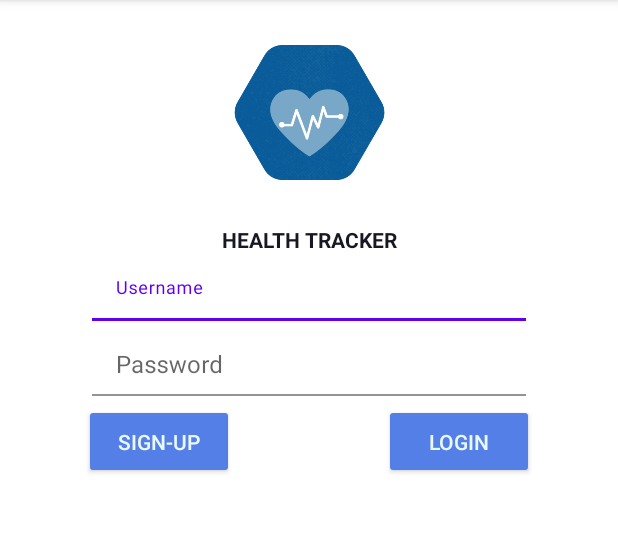
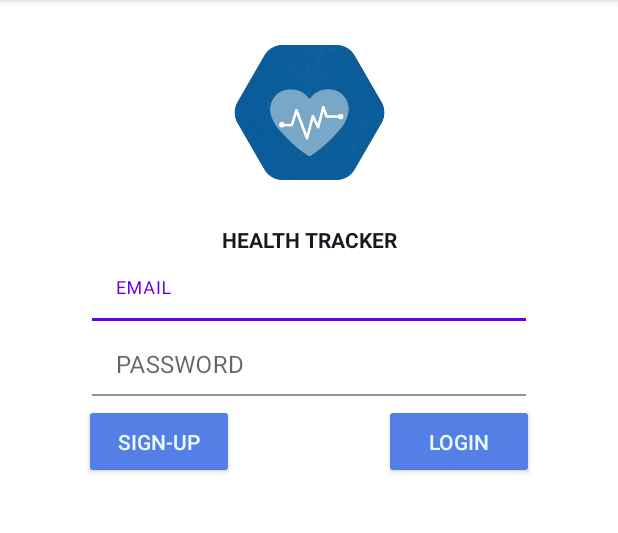
Before and after one commit to zivhd/MacroMonitor, an Android app: the LoginActivity screen opened directly, with no data from a screen before it, on a phone screen of 412 x 824 dp, the part 84-617 px from its top. Run offline under Robolectric (Android 15) with nearby library versions, the phone set to English and light mode, and no system bars.

Commit message:
changed 'username' to 'email'

```diff
--- a/MCO3/app/src/main/res/layout/activity_login.xml
+++ b/MCO3/app/src/main/res/layout/activity_login.xml
@@ -31,7 +31,7 @@
         app:layout_constraintTop_toBottomOf="@+id/icon" />
 
     <com.google.android.material.textfield.TextInputLayout
-        android:id="@+id/username"
+        android:id="@+id/email"
         android:layout_width="300dp"
         android:layout_height="50dp"
         android:padding="5dp"
@@ -45,7 +45,7 @@
             android:id="@+id/username_text"
             android:layout_width="match_parent"
             android:layout_height="match_parent"
-            android:hint="Username"
+            android:hint="EMAIL"
             android:maxLines="1"
             android:backgroundTint="#FFFFFF"
             android:background="@color/black"
@@ -61,13 +61,13 @@
         app:layout_constraintEnd_toEndOf="parent"
         app:layout_constraintHorizontal_bias="0.5"
         app:layout_constraintStart_toStartOf="parent"
-        app:layout_constraintTop_toBottomOf="@+id/username">
+        app:layout_constraintTop_toBottomOf="@+id/email">
 
         <com.google.android.material.textfield.TextInputEditText
             android:id="@+id/password_text"
             android:layout_width="match_parent"
             android:layout_height="match_parent"
-            android:hint="Password"
+            android:hint="PASSWORD"
             android:maxLines="1"
             android:backgroundTint="#FFFFFF"/>
     </com.google.android.material.textfield.TextInputLayout>
@@ -82,9 +82,10 @@
         app:layout_constraintTop_toBottomOf="@id/password">
 
         <androidx.appcompat.widget.AppCompatButton
+            android:id="@+id/signup_btn"
             android:layout_width="100dp"
             android:layout_height="50dp"
-           android:layout_marginRight="100dp"
+            android:layout_marginRight="100dp"
             android:text="Sign-Up"
             android:textColor="#E9F8F9"
             android:backgroundTint="#537FE7">
@@ -92,6 +93,7 @@
         </androidx.appcompat.widget.AppCompatButton>
 
         <androidx.appcompat.widget.AppCompatButton
+            android:id="@+id/login_btn"
             android:layout_width="100dp"
             android:layout_height="50dp"
             android:text="Login"
```
